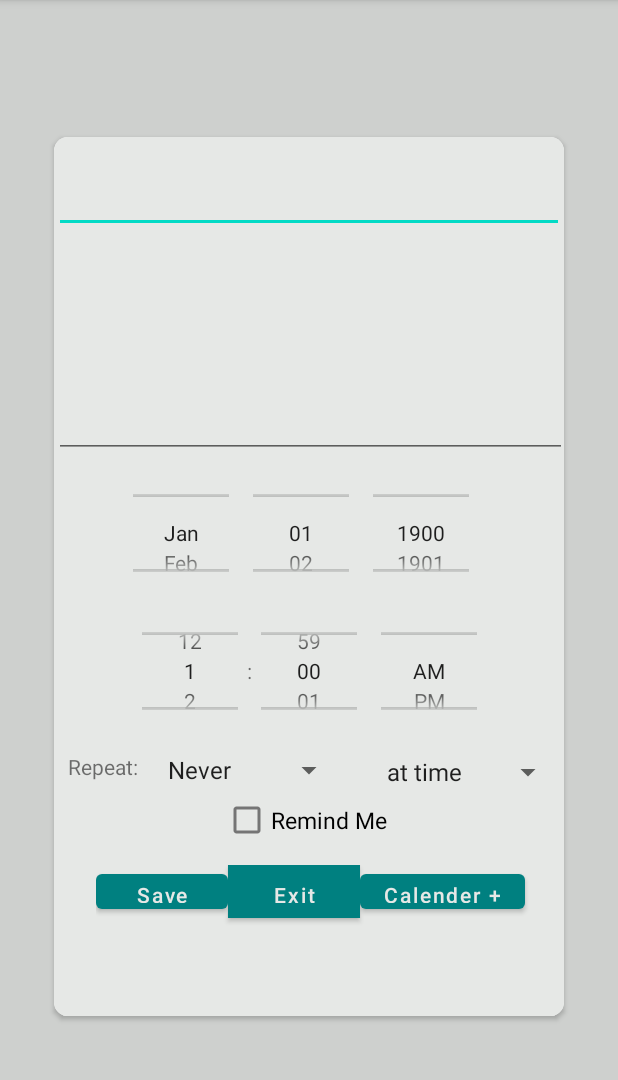
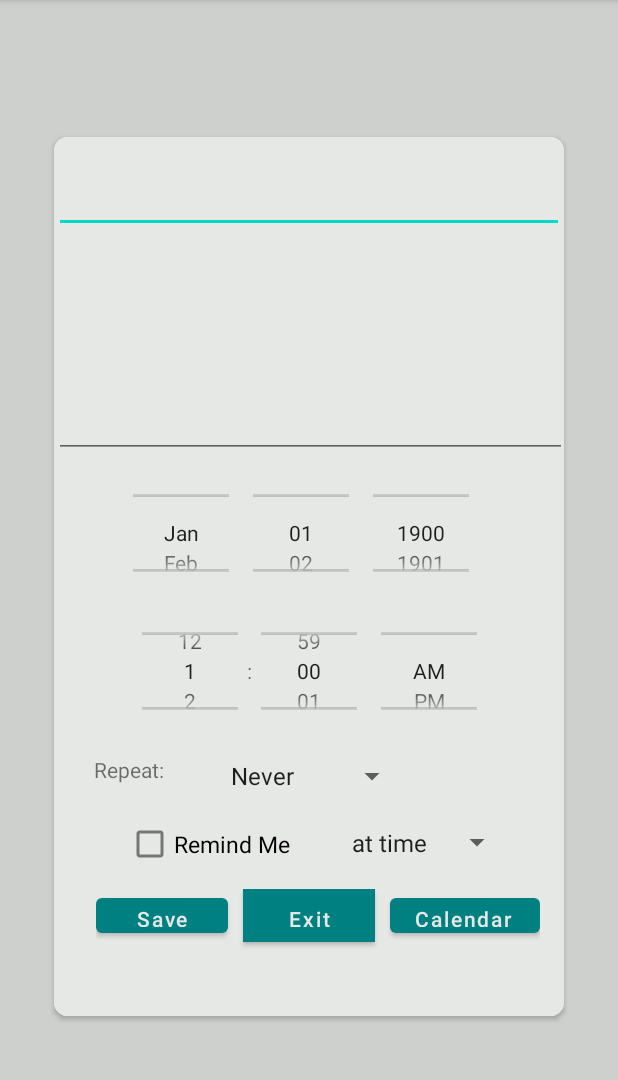
Before and after one commit to halishaah/COMP-380-L-Introduction-to-Software-Engineering, an Android app: the UpdateTodo screen opened directly, with no data from a screen before it, on a phone screen of 412 x 824 dp, the part 84-1164 px from its top. Run offline under Robolectric (Android 15) with nearby library versions, the phone set to English and light mode, and no system bars; 7 statements that could not run were skipped.

Commit message:
Changes in update box

```diff
--- a/app/src/main/res/layout/activity_update_todo.xml
+++ b/app/src/main/res/layout/activity_update_todo.xml
@@ -107,6 +107,9 @@
                     android:textColor="@color/white"
                     tools:layout_editor_absoluteX="184dp"
                     tools:layout_editor_absoluteY="314dp" />
+                <Space
+                    android:layout_width="10dp"
+                    android:layout_height="wrap_content" />
 
                 <Button
                     android:id="@+id/btn_exit"
@@ -118,13 +121,16 @@
                     android:textColor="@color/white"
                     tools:layout_editor_absoluteX="96dp"
                     tools:layout_editor_absoluteY="314dp" />
+                <Space
+                    android:layout_width="10dp"
+                    android:layout_height="wrap_content" />
 
                 <Button
                     android:id="@+id/addGoogle"
                     android:layout_width="wrap_content"
                     android:layout_height="35dp"
 
-                    android:text="Calender +"
+                    android:text="Calendar "
                     android:textAllCaps="false"
                     android:textColor="@color/white"
                     tools:layout_editor_absoluteX="100dp"
@@ -151,29 +157,31 @@
                 android:id="@+id/spinner1"
                 android:layout_width="126dp"
                 android:layout_height="29dp"
-                android:layout_marginTop="4dp"
-                android:layout_marginEnd="20dp"
+                android:layout_marginEnd="104dp"
                 app:layout_constraintBottom_toTopOf="@+id/checkBox2"
-                app:layout_constraintEnd_toStartOf="@+id/spinner2"
-                app:layout_constraintTop_toBottomOf="@+id/timePicker2" />
+                app:layout_constraintEnd_toEndOf="parent"
+                app:layout_constraintTop_toBottomOf="@+id/timePicker2"
+                app:layout_constraintVertical_bias="0.416" />
 
             <Spinner
                 android:id="@+id/spinner2"
-                android:layout_width="126dp"
-                android:layout_height="29dp"
-                app:layout_constraintBottom_toTopOf="@+id/checkBox2"
-                app:layout_constraintEnd_toEndOf="parent" />
+                android:layout_width="115dp"
+                android:layout_height="35dp"
+                android:layout_marginTop="12dp"
+                app:layout_constraintEnd_toEndOf="parent"
+                app:layout_constraintHorizontal_bias="0.451"
+                app:layout_constraintStart_toEndOf="@+id/checkBox2"
+                app:layout_constraintTop_toBottomOf="@+id/spinner1" />
 
             <CheckBox
                 android:id="@+id/checkBox2"
                 android:layout_width="115dp"
                 android:layout_height="35dp"
-                android:layout_marginTop="36dp"
+                android:layout_marginStart="48dp"
+                android:layout_marginTop="52dp"
                 android:text="Remind Me"
                 android:textAlignment="textStart"
                 android:textSize="15dp"
-                app:layout_constraintEnd_toEndOf="parent"
-                app:layout_constraintHorizontal_bias="0.502"
                 app:layout_constraintStart_toStartOf="parent"
                 app:layout_constraintTop_toBottomOf="@+id/timePicker2" />
 
```
